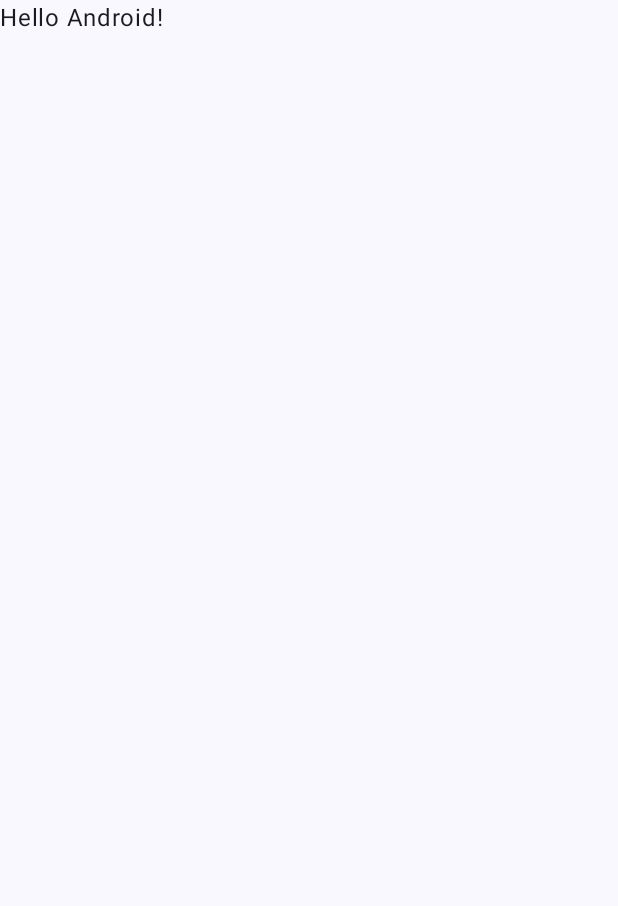
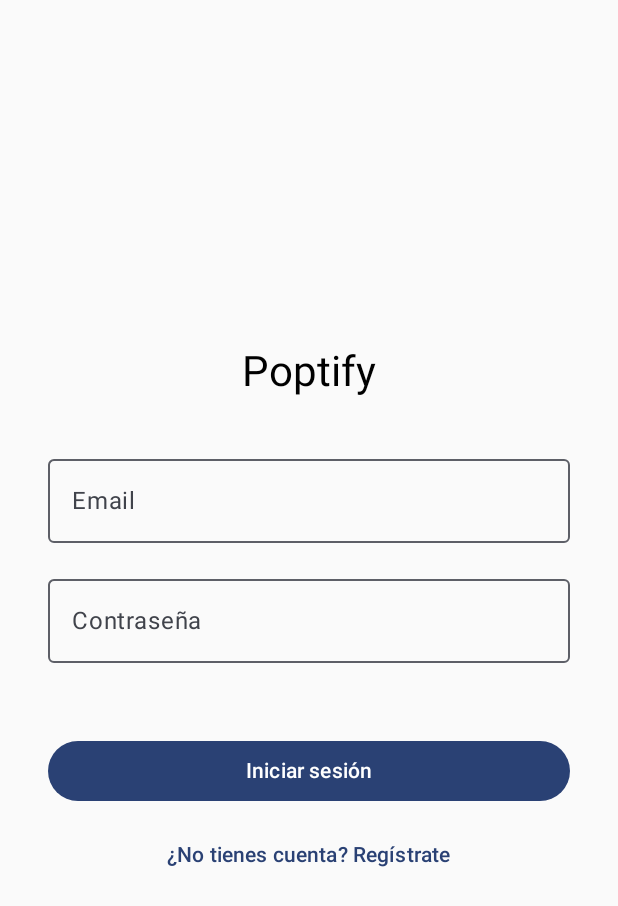
Before and after one commit to estebanriballo/PopTify-TFG, an Android app built with Jetpack Compose: the screen it shows after launch (MainActivity), on a phone screen of 412 x 824 dp. Before the commit the part shown is almost empty. Shown: the top 906 px of the screen. Run offline under Robolectric (Android 15) with nearby library versions, the phone set to English and light mode, and no system bars; our stand-ins replace Firebase (no records; nobody signed in at launch, a user with empty details on screens opened directly).

Commit message:
Gestion de cuentas

```diff
--- a/PopTify/app/src/main/java/com/example/poptify/MainActivity.kt
+++ b/PopTify/app/src/main/java/com/example/poptify/MainActivity.kt
@@ -9,9 +9,23 @@ import androidx.compose.foundation.layout.padding
 import androidx.compose.material3.Scaffold
 import androidx.compose.material3.Text
 import androidx.compose.runtime.Composable
+import androidx.compose.runtime.DisposableEffect
+import androidx.compose.runtime.LaunchedEffect
+import androidx.compose.runtime.getValue
+import androidx.compose.runtime.mutableStateOf
+import androidx.compose.runtime.remember
 import androidx.compose.ui.Modifier
 import androidx.compose.ui.tooling.preview.Preview
+import androidx.navigation.compose.NavHost
+import androidx.navigation.compose.composable
+import androidx.navigation.compose.rememberNavController
+import com.example.poptify.ui.screens.LoginScreen
+import com.example.poptify.ui.screens.MainScreen
+import com.example.poptify.ui.screens.RegisterScreen
 import com.example.poptify.ui.theme.PoptifyTheme
+import com.google.firebase.Firebase
+import com.google.firebase.auth.FirebaseAuth
+import com.google.firebase.auth.auth
 
 class MainActivity : ComponentActivity() {
     override fun onCreate(savedInstanceState: Bundle?) {
@@ -19,29 +33,79 @@ class MainActivity : ComponentActivity() {
         enableEdgeToEdge()
         setContent {
             PoptifyTheme {
-                Scaffold(modifier = Modifier.fillMaxSize()) { innerPadding ->
-                    Greeting(
-                        name = "Android",
-                        modifier = Modifier.padding(innerPadding)
-                    )
-                }
+                PoptifyApp()
             }
         }
     }
 }
 
 @Composable
-fun Greeting(name: String, modifier: Modifier = Modifier) {
-    Text(
-        text = "Hello $name!",
-        modifier = modifier
-    )
-}
+fun PoptifyApp() {
+    val navController = rememberNavController()
+    val auth = Firebase.auth
 
-@Preview(showBackground = true)
-@Composable
-fun GreetingPreview() {
-    PoptifyTheme {
-        Greeting("Android")
+    // Configuración del listener de autenticación
+    DisposableEffect(Unit) {
+        val authListener = FirebaseAuth.AuthStateListener { firebaseAuth ->
+            val currentUser = firebaseAuth.currentUser
+            val currentRoute = navController.currentDestination?.route
+
+            when {
+                currentUser == null && currentRoute != "login" && currentRoute != "register" -> {
+                    navController.navigate("login") {
+                        popUpTo(navController.graph.startDestinationId) {
+                            inclusive = true
+                        }
+                    }
+                }
+                currentUser != null && (currentRoute == "login" || currentRoute == "register") -> {
+                    navController.navigate("main") {
+                        popUpTo(navController.graph.startDestinationId) {
+                            inclusive = true
+                        }
+                    }
+                }
+            }
+        }
+
+        auth.addAuthStateListener(authListener)
+
+        onDispose {
+            auth.removeAuthStateListener(authListener)
+        }
+    }
+
+    NavHost(
+        navController = navController,
+        startDestination = if (auth.currentUser != null) "main" else "login"
+    ) {
+        composable("login") {
+            LoginScreen(
+                navController = navController,
+                onLoginSuccess = { navController.navigate("main") {
+                        popUpTo(navController.graph.startDestinationId) {
+                            inclusive = true
+                        }
+                    }
+                }
+            )
+        }
+
+        composable("register") {
+            RegisterScreen(
+                navController = navController,
+                onRegisterSuccess = {
+                    navController.navigate("main") {
+                        popUpTo(navController.graph.startDestinationId) {
+                            inclusive = true
+                        }
+                    }
+                }
+            )
+        }
+
+        composable("main") {
+            MainScreen(navController = navController)
+        }
     }
 }
--- /dev/null
+++ b/PopTify/app/src/main/java/com/example/poptify/ui/screens/LoginScreen.kt
@@ -0,0 +1,131 @@
+package com.example.poptify.ui.screens
+
+import androidx.compose.foundation.layout.Arrangement
+import androidx.compose.foundation.layout.Column
+import androidx.compose.foundation.layout.Spacer
+import androidx.compose.foundation.layout.fillMaxSize
+import androidx.compose.foundation.layout.fillMaxWidth
+import androidx.compose.foundation.layout.height
+import androidx.compose.foundation.layout.padding
+import androidx.compose.foundation.text.KeyboardOptions
+import androidx.compose.material3.Button
+import androidx.compose.material3.CircularProgressIndicator
+import androidx.compose.material3.MaterialTheme
+import androidx.compose.material3.OutlinedTextField
+import androidx.compose.material3.Text
+import androidx.compose.material3.TextButton
+import androidx.compose.runtime.Composable
+import androidx.compose.runtime.getValue
+import androidx.compose.runtime.mutableStateOf
+import androidx.compose.runtime.remember
+import androidx.compose.runtime.setValue
+import androidx.compose.ui.Alignment
+import androidx.compose.ui.Modifier
+import androidx.compose.ui.text.input.PasswordVisualTransformation
+import androidx.compose.ui.unit.dp
+import androidx.navigation.NavController
+import com.google.firebase.Firebase
+import com.google.firebase.auth.auth
+
+@Composable
+fun LoginScreen(
+    navController: NavController,
+    onLoginSuccess: () -> Unit
+) {
+    var email by remember { mutableStateOf("") }
+    var password by remember { mutableStateOf("") }
+    var isLoading by remember { mutableStateOf(false) }
+    var errorMessage by remember { mutableStateOf<String?>(null) }
+
+    Column(
+        modifier = Modifier
+            .fillMaxSize()
+            .padding(32.dp),
+        verticalArrangement = Arrangement.Center,
+        horizontalAlignment = Alignment.CenterHorizontally
+    ) {
+        Text(
+            text = "Poptify",
+            style = MaterialTheme.typography.headlineMedium,
+            modifier = Modifier.padding(bottom = 32.dp)
+        )
+
+        if (isLoading) {
+            CircularProgressIndicator(modifier = Modifier.padding(16.dp))
+        }
+
+        errorMessage?.let {
+            Text(
+                text = it,
+                color = MaterialTheme.colorScheme.error,
+                modifier = Modifier.padding(bottom = 16.dp)
+            )
+        }
+
+        OutlinedTextField(
+            value = email,
+            onValueChange = { email = it },
+            label = { Text("Email") },
+            modifier = Modifier.fillMaxWidth(),
+            singleLine = true,
+            keyboardOptions = KeyboardOptions.Default.copy(autoCorrectEnabled = false)
+        )
+
+        Spacer(modifier = Modifier.height(16.dp))
+
+        OutlinedTextField(
+            value = password,
+            onValueChange = { password = it },
+            label = { Text("Contraseña") },
+            modifier = Modifier.fillMaxWidth(),
+            visualTransformation = PasswordVisualTransformation(),
+            singleLine = true
+        )
+
+        Spacer(modifier = Modifier.padding(24.dp))
+
+        Button(
+            onClick = {
+                if (email.isBlank() || password.isBlank()){
+                    errorMessage = "Por favor ingrese email y contraseña"
+                } else {
+                    loginUser(email, password, onSuccess = onLoginSuccess) {
+                        errorMessage = it
+                        isLoading = false
+                    }
+                    isLoading = true
+                    errorMessage = null
+                }
+            },
+            modifier = Modifier.fillMaxWidth()
+        ) {
+            Text("Iniciar sesión")
+        }
+
+        Spacer(modifier = Modifier.height(8.dp))
+
+        TextButton(
+            onClick = { navController.navigate("register") },
+            modifier = Modifier.fillMaxWidth()
+        ) {
+            Text("¿No tienes cuenta? Regístrate")
+        }
+    }
+}
+
+private fun loginUser(
+    email: String,
+    password: String,
+    onSuccess: () -> Unit,
+    onError: (String) -> Unit
+) {
+    val auth = Firebase.auth
+    auth.signInWithEmailAndPassword(email, password)
+        .addOnCompleteListener { task ->
+            if (task.isSuccessful) {
+                onSuccess()
+            } else {
+                onError(task.exception?.message ?: "Error desconocido al iniciar sesión")
+            }
+        }
+}
--- a/PopTify/build.gradle.kts
+++ b/PopTify/build.gradle.kts
@@ -3,4 +3,5 @@ plugins {
     alias(libs.plugins.android.application) apply false
     alias(libs.plugins.kotlin.android) apply false
     alias(libs.plugins.kotlin.compose) apply false
+    id("com.google.gms.google-services") version "4.4.2" apply false
 }
```
Also changed, not shown: PopTify/app/build.gradle.kts (+9 -3 lines), PopTify/app/src/main/java/com/example/poptify/ui/screens/MainScreen.kt (added, +49 -0 lines), PopTify/app/src/main/java/com/example/poptify/ui/screens/RegisterScreen.kt (added, +143 -0 lines), 1 other file.
